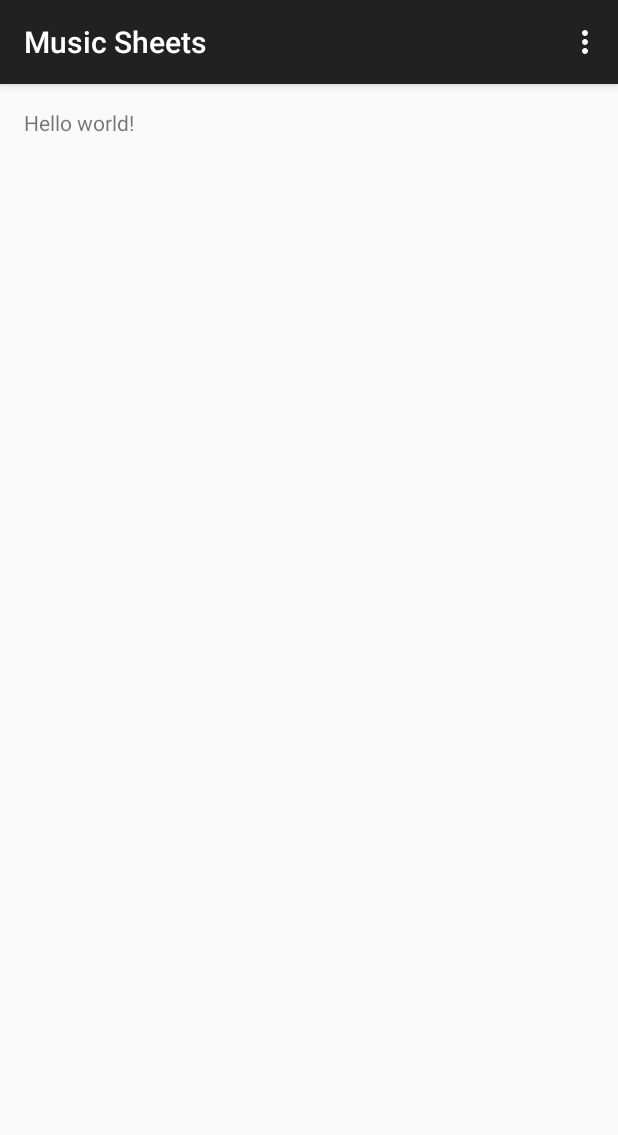
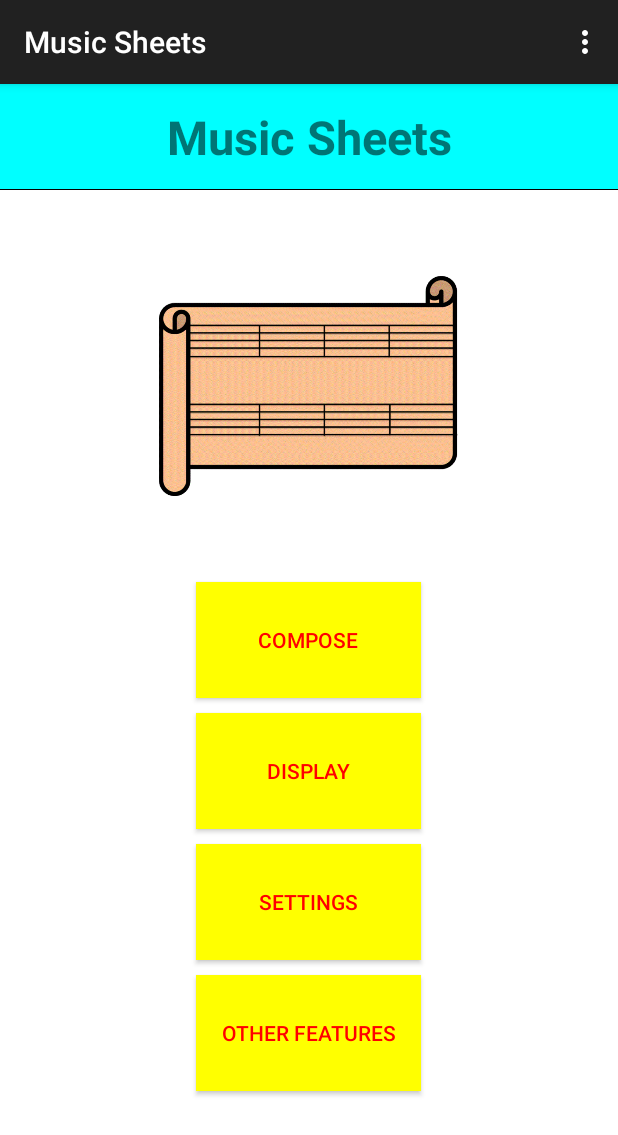
Before and after one commit to jheishman/Music-Sheets, an Android app: the screen it shows after launch (MainActivity), on a phone screen of 412 x 824 dp. Shown: the top 1135 px of the screen. Run offline under Robolectric (Android 15) with nearby library versions, the phone set to English and light mode, and no system bars.

Commit message:
added main menu

```diff
--- a/app/src/main/res/layout/activity_main.xml
+++ b/app/src/main/res/layout/activity_main.xml
@@ -1,11 +1,84 @@
-<RelativeLayout xmlns:android="http://schemas.android.com/apk/res/android"
-    xmlns:tools="http://schemas.android.com/tools" android:layout_width="match_parent"
-    android:layout_height="match_parent" android:paddingLeft="@dimen/activity_horizontal_margin"
-    android:paddingRight="@dimen/activity_horizontal_margin"
-    android:paddingTop="@dimen/activity_vertical_margin"
-    android:paddingBottom="@dimen/activity_vertical_margin" tools:context=".MainActivity">
+<LinearLayout xmlns:android="http://schemas.android.com/apk/res/android"
+    android:orientation="vertical"
+    xmlns:tools="http://schemas.android.com/tools"
+    android:layout_width="fill_parent"
+    android:layout_height="fill_parent"
 
-    <TextView android:text="@string/hello_world" android:layout_width="wrap_content"
-        android:layout_height="wrap_content" />
+    tools:context=".MainActivity"
+    android:weightSum="1"
+    android:background="#ffffffff">
 
-</RelativeLayout>
+    <TextView
+        android:layout_width="fill_parent"
+        android:layout_height="wrap_content"
+        android:text="@string/name"
+        android:id="@+id/textView"
+        android:gravity="center_vertical|center_horizontal"
+        android:textStyle="bold"
+        android:textSize="14pt"
+        android:background="#ff00ffff"
+        android:layout_weight="0.06" />
+
+    <View
+        android:layout_width="fill_parent"
+        android:layout_height="0.2dp"
+        android:id="@+id/viEw1"
+        android:visibility="visible"
+        android:background="@android:color/black"
+        android:layout_marginBottom="10dp" />
+
+    <ImageView
+        android:layout_width="200dp"
+        android:layout_height="0dp"
+        android:id="@+id/imageView"
+        android:layout_gravity="center_horizontal"
+        android:layout_weight=".51"
+        android:src="@drawable/s"
+        android:layout_marginBottom="10dp"
+        android:contentDescription="@string/image" />
+
+    <Button
+        android:layout_width="150dp"
+        android:layout_height="wrap_content"
+        android:text="@string/compose"
+        android:id="@+id/button2"
+        android:layout_gravity="center_horizontal"
+        android:layout_weight=".0625"
+        android:layout_marginBottom="10dp"
+        android:background="#ffffff00"
+        android:textColor="#ffff0000" />
+
+    <Button
+        android:layout_width="150dp"
+        android:layout_height="wrap_content"
+        android:text="@string/display"
+        android:id="@+id/button"
+        android:layout_gravity="center_horizontal"
+        android:layout_weight=".0625"
+        android:layout_marginBottom="10dp"
+        android:background="#ffffff00"
+        android:textColor="#ffff0000"/>
+
+    <Button
+        android:layout_width="150dp"
+        android:layout_height="wrap_content"
+        android:text="@string/set"
+        android:id="@+id/button3"
+        android:layout_gravity="center_horizontal"
+        android:layout_weight=".0625"
+        android:layout_marginBottom="10dp"
+        android:background="#ffffff00"
+        android:textColor="#ffff0000"/>
+
+    <Button
+        android:layout_width="150dp"
+        android:layout_height="wrap_content"
+        android:text="@string/o"
+        android:id="@+id/button4"
+        android:layout_gravity="center_horizontal"
+        android:layout_weight=".0625"
+        android:layout_marginBottom="10dp"
+        android:background="#ffffff00"
+        android:textColor="#ffff0000" />
+
+</LinearLayout>
--- a/app/src/main/res/values/strings.xml
+++ b/app/src/main/res/values/strings.xml
@@ -4,5 +4,10 @@
     <string name="app_name">Music Sheets</string>
     <string name="hello_world">Hello world!</string>
     <string name="action_settings">Settings</string>
-
+    <string name="name">Music Sheets</string>
+    <string name="image">image</string>
+    <string name="compose">Compose</string>
+    <string name="display">Display</string>
+    <string name="set">Settings</string>
+    <string name="o">Other features</string>
 </resources>
```
Also changed, not shown: app/src/main/res/drawable-mdpi/s.gif (added), 2 other files.
